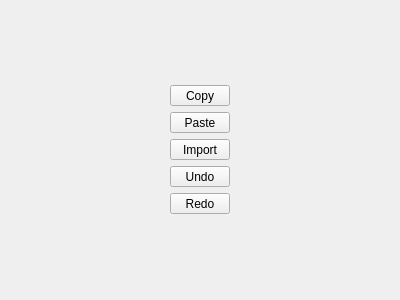
Old version of the form flo2d/ui/table_editor.ui in the repository FLO-2DSoftware/qgis-flo-2d-plugin.
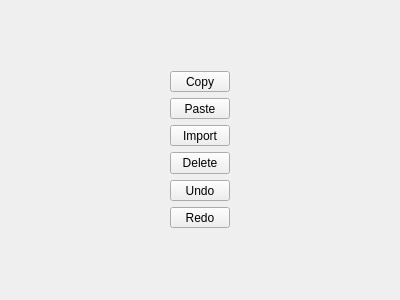
New version of the form.

Commit message:
Cross-section table editor bug fix and enhancement
The undo/redo function for natural cross-section was not working because cell values were not StandardItem.

Private functions to generate x,y coordinates for rectangular and trapezoidal user cross-section were added so that they can be ploted.

Added "delete" button in table editor widget to remove selected data row (s) from natural cross-section.

Cleaned up a bit table_editor_widget module and  XsecEditorWidget class.

Diff of the .ui file:
```diff
--- a/flo2d/ui/table_editor.ui
+++ b/flo2d/ui/table_editor.ui
@@ -63,6 +63,25 @@
          </property>
         </widget>
        </item>
+       <item>
+        <widget class="QPushButton" name="delete_btn">
+         <property name="sizePolicy">
+          <sizepolicy hsizetype="Fixed" vsizetype="Fixed">
+           <horstretch>0</horstretch>
+           <verstretch>0</verstretch>
+          </sizepolicy>
+         </property>
+         <property name="maximumSize">
+          <size>
+           <width>60</width>
+           <height>16777215</height>
+          </size>
+         </property>
+         <property name="text">
+          <string>Delete</string>
+         </property>
+        </widget>
+       </item>
        <item>
         <widget class="QToolButton" name="undo_btn">
          <property name="maximumSize">
```
Left out of the diff: 11 changed lines with no effect on the pictures. The commit also changes 2 other files.
